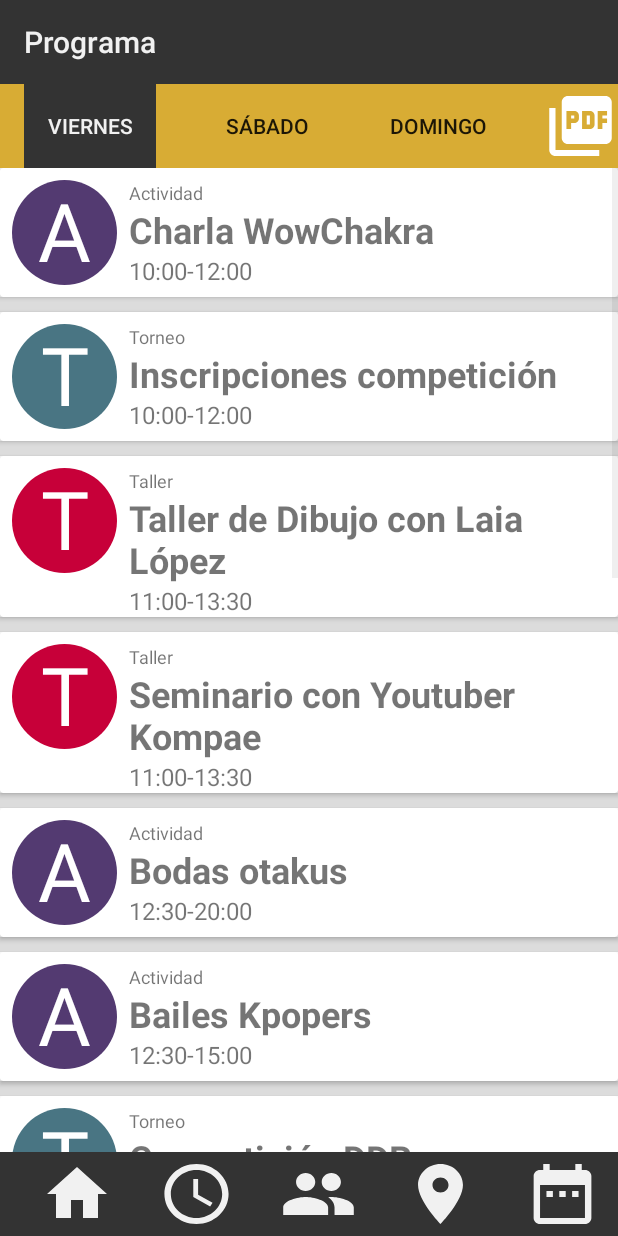
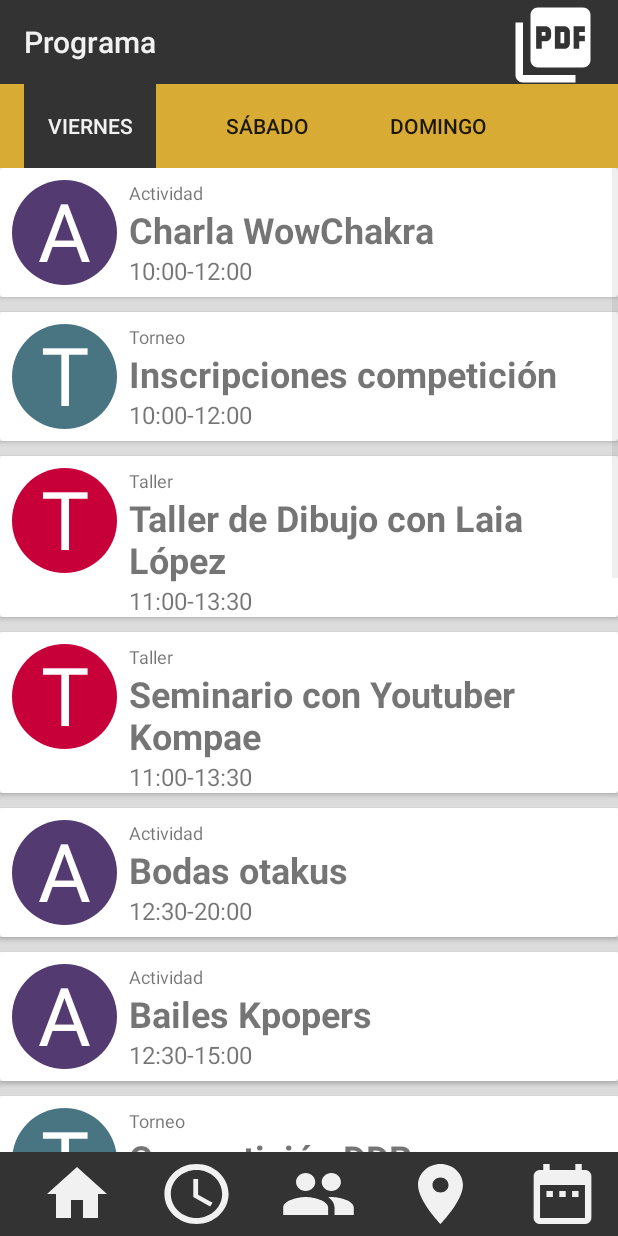
Before and after one commit to lokeon-university/PNET-Android, an Android app: the ProgramActivity screen opened directly, with no data from a screen before it, on a phone screen of 412 x 824 dp. Run offline under Robolectric (Android 15) with nearby library versions, the phone set to English and light mode, and no system bars.

Commit message:
:penguin: added button PDF

```diff
--- a/app/src/main/AndroidManifest.xml
+++ b/app/src/main/AndroidManifest.xml
@@ -4,6 +4,7 @@
 
     <uses-permission android:name="android.permission.ACCESS_FINE_LOCATION" />
     <uses-permission android:name="android.permission.INTERNET" />
+    <uses-permission android:name="android.permission.WRITE_EXTERNAL_STORAGE" />
 
     <application
         android:allowBackup="true"
@@ -46,7 +47,6 @@
         <activity android:name=".MainActivity">
             <intent-filter>
                 <action android:name="android.intent.action.MAIN" />
-
                 <category android:name="android.intent.category.LAUNCHER" />
             </intent-filter>
         </activity>
--- a/app/src/main/java/es/manguca/ProgramActivity.java
+++ b/app/src/main/java/es/manguca/ProgramActivity.java
@@ -7,6 +7,8 @@ import android.content.Context;
 import android.content.Intent;
 import android.graphics.Color;
 import android.os.Bundle;
+import android.os.Environment;
+import android.view.Gravity;
 import android.view.LayoutInflater;
 import android.view.View;
 import android.view.ViewGroup;
@@ -14,6 +16,10 @@ import android.widget.BaseAdapter;
 import android.widget.Button;
 import android.widget.ListView;
 import android.widget.TextView;
+import android.widget.Toast;
+
+import java.io.File;
+import java.io.FileOutputStream;
 
 import es.manguca.Utils.LetterImageView;
 
@@ -37,6 +43,22 @@ public class ProgramActivity extends AppCompatActivity {
         Toolbar top_toolbar = (Toolbar) findViewById(R.id.top_toolbar);
         setSupportActionBar(top_toolbar);
         getSupportActionBar().setTitle(R.string.program);
+
+        // Meter boton para no hacer nuevo toolbar
+        Button btn_pdf = new Button(this);
+        btn_pdf.setBackgroundResource(R.drawable.ic_pdf);
+        Toolbar.LayoutParams lyt_prm = new Toolbar.LayoutParams(90, 90, Gravity.END);
+        lyt_prm.setMarginEnd(20);
+        btn_pdf.setLayoutParams(lyt_prm);
+        top_toolbar.addView(btn_pdf);
+
+        btn_pdf.setOnClickListener(new View.OnClickListener() {
+            @Override
+            public void onClick(View v) {
+                Toast.makeText(ProgramActivity.this, R.string.delete_assitant, Toast.LENGTH_SHORT).show();
+
+            }
+        });
 
 
         Button btn_home = (Button)findViewById(R.id.button_home);
@@ -126,16 +148,7 @@ public class ProgramActivity extends AppCompatActivity {
             }
         });
 
-        final Button btn_createPDF = (Button) findViewById(R.id.create_pdf);
-        btn_createPDF.setOnClickListener(new View.OnClickListener() {
-            @Override
-            public void onClick(View v) {
-
-            }
-        });
-
     }
-
 
     private void setupListView(int day){
 
--- a/app/src/main/res/layout/tab_bar.xml
+++ b/app/src/main/res/layout/tab_bar.xml
@@ -41,13 +41,6 @@
             android:text="Domingo"
             android:layout_marginRight="30dp"
             android:stateListAnimator="@null"/>
-        <Button
-            android:id="@+id/create_pdf"
-            android:layout_width="wrap_content"
-            android:layout_height="wrap_content"
-            android:background="@drawable/ic_pdf"
-            >
-        </Button>
 
     </LinearLayout>
 </androidx.appcompat.widget.Toolbar>
--- a/app/src/main/res/values/strings.xml
+++ b/app/src/main/res/values/strings.xml
@@ -7,6 +7,7 @@
     <string name="assistant">Asistentes</string>
     <string name="add_assistant">Añadir asistentes</string>
     <string name="edit_assitant">Editar asistentes</string>
+    <string name="pdf_view">Ver Horarios PDF</string>
 
     <string name="appwidget_text">Programa Manguca</string>
     <string name="configure">Configuración</string>
```
Also changed, not shown: app/src/main/res/layout/activity_add_assistant.xml (+8 -2 lines), app/src/main/res/layout/activity_edit_assistant.xml (+8 -2 lines), 1 other file.
